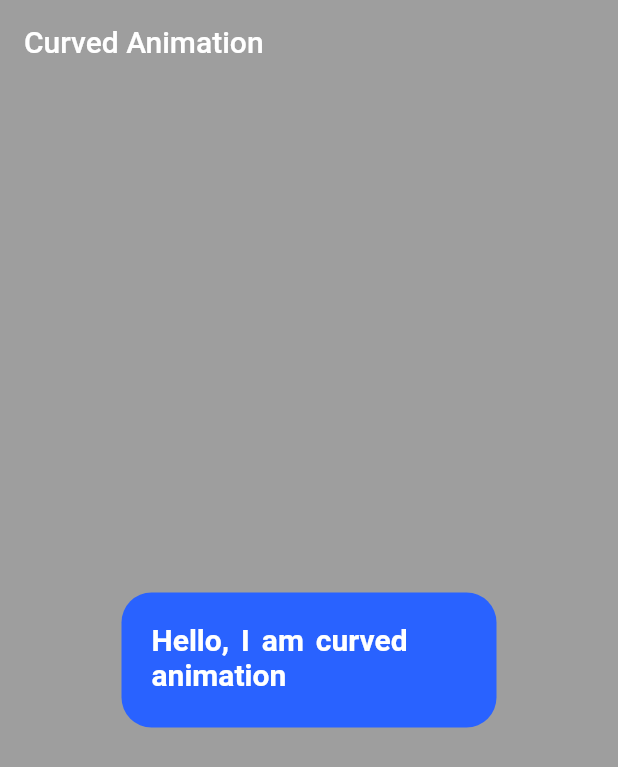
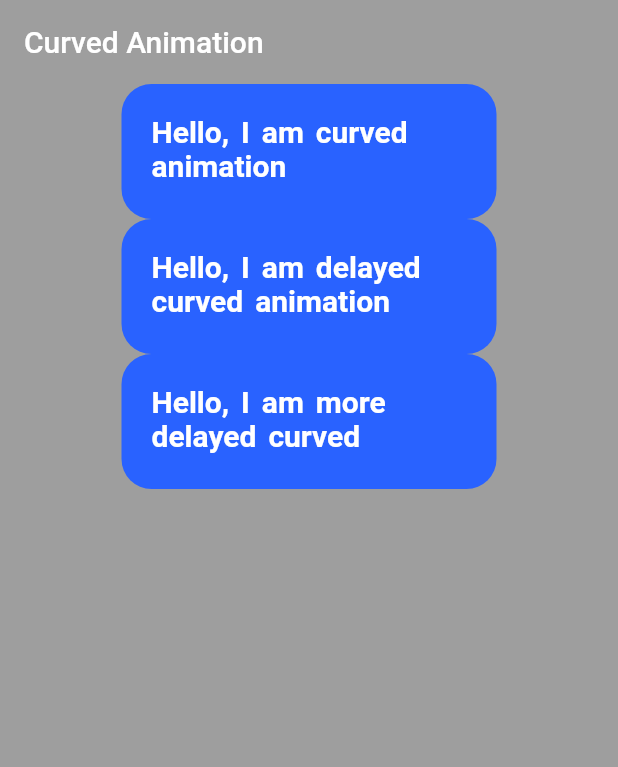
Before and after one commit to Qalb-E-Abbas/Flip-Animation-Flutter, a Flutter app: the screen it shows after launch, on a phone screen of 412 x 824 dp. Shown: the top 767 px of the screen. Run offline on Flutter 3.47's test engine with Material 2 defaults, Android fonts, the phone set to English and light mode, and no system bars.

Commit message:
This is first commit

```diff
--- a/lib/main.dart
+++ b/lib/main.dart
@@ -15,7 +15,7 @@ class _HomePageState extends State<HomePage> with SingleTickerProviderStateMixin
 
 
   AnimationController animationController;
-  Animation animation;
+  Animation animation, delayed, soMuchDelayed;
 
   @override
   void initState() {
@@ -26,6 +26,18 @@ class _HomePageState extends State<HomePage> with SingleTickerProviderStateMixin
       parent: animationController,
       curve: Curves.fastOutSlowIn
     ));
+
+
+    delayed = Tween(begin: -1.0, end: 0.0).animate(CurvedAnimation(
+        parent: animationController,
+        curve: Interval(0.5, 1.0, curve:Curves.fastOutSlowIn)
+    ));
+
+    soMuchDelayed = Tween(begin: -1.0, end: 0.0).animate(CurvedAnimation(
+        parent: animationController,
+        curve: Interval(0.8, 1.0, curve:Curves.fastOutSlowIn)
+    ));
+
 
     animationController.forward();
 
@@ -40,7 +52,11 @@ class _HomePageState extends State<HomePage> with SingleTickerProviderStateMixin
       return Scaffold(
         backgroundColor: Colors.grey,
         appBar: new AppBar(title: Text('Curved Animation'), backgroundColor: Colors.grey, elevation: 0.0,),
-        body: Transform(
+        body: Align(
+          alignment: Alignment.center,
+          child: Column(
+            children: [
+              Transform(
                 transform: Matrix4.translationValues(animation.value*width, 0.0, 0.0),
                 child: Center(child: Container(
                   padding: EdgeInsets.all(20),
@@ -56,6 +72,46 @@ class _HomePageState extends State<HomePage> with SingleTickerProviderStateMixin
                   ),),
                 ),),
               ),
+
+              Transform(
+                transform: Matrix4.translationValues(delayed.value*width, 0.0, 0.0),
+                child: Center(child: Container(
+                  padding: EdgeInsets.all(20),
+                  height: 90,
+                  width: 250,
+                  decoration: BoxDecoration(
+                      borderRadius: BorderRadius.circular(20.0),
+                      color: Colors.blueAccent[700]
+                  ),
+                  child: Text('Hello, I am delayed curved animation', style: TextStyle(
+                      color: Colors.white,
+                      fontSize: 20, wordSpacing: 3, fontWeight: FontWeight.bold
+                  ),),
+                ),),
+              ),
+
+              Transform(
+                transform: Matrix4.translationValues(soMuchDelayed.value*width, 0.0, 0.0),
+                child: Center(child: Container(
+                  padding: EdgeInsets.all(20),
+                  height: 90,
+                  width: 250,
+                  decoration: BoxDecoration(
+                      borderRadius: BorderRadius.circular(20.0),
+                      color: Colors.blueAccent[700]
+                  ),
+                  child: Text('Hello, I am more delayed curved animation', style: TextStyle(
+                      color: Colors.white,
+                      fontSize: 20, wordSpacing: 3, fontWeight: FontWeight.bold
+                  ),),
+                ),),
+              ),
+
+            ],
+          )
+
+
+        ),
       );
     });
   }
```
Lines whose indentation alone changed are shown as unchanged.
